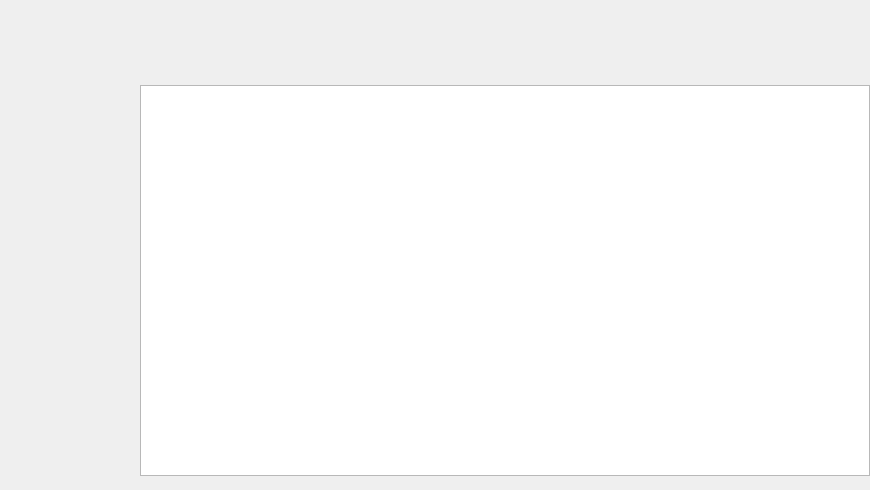
First picture: the form in PageDocker/createcontainerdialog.ui, repository chenchongbiao/manager, before the edit.
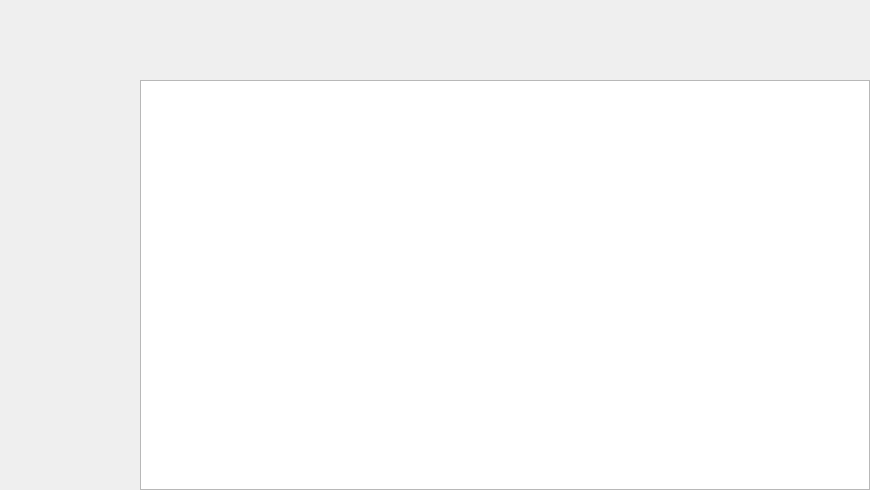
Second picture: the form after the edit. Custom widgets are drawn as their Qt base class.

Commit message: 修改布局

Patch:
```diff
--- a/PageDocker/createcontainerdialog.ui
+++ b/PageDocker/createcontainerdialog.ui
@@ -59,9 +59,9 @@
      <property name="geometry">
       <rect>
        <x>0</x>
-       <y>85</y>
+       <y>80</y>
        <width>730</width>
-       <height>391</height>
+       <height>410</height>
       </rect>
      </property>
     </widget>
```
